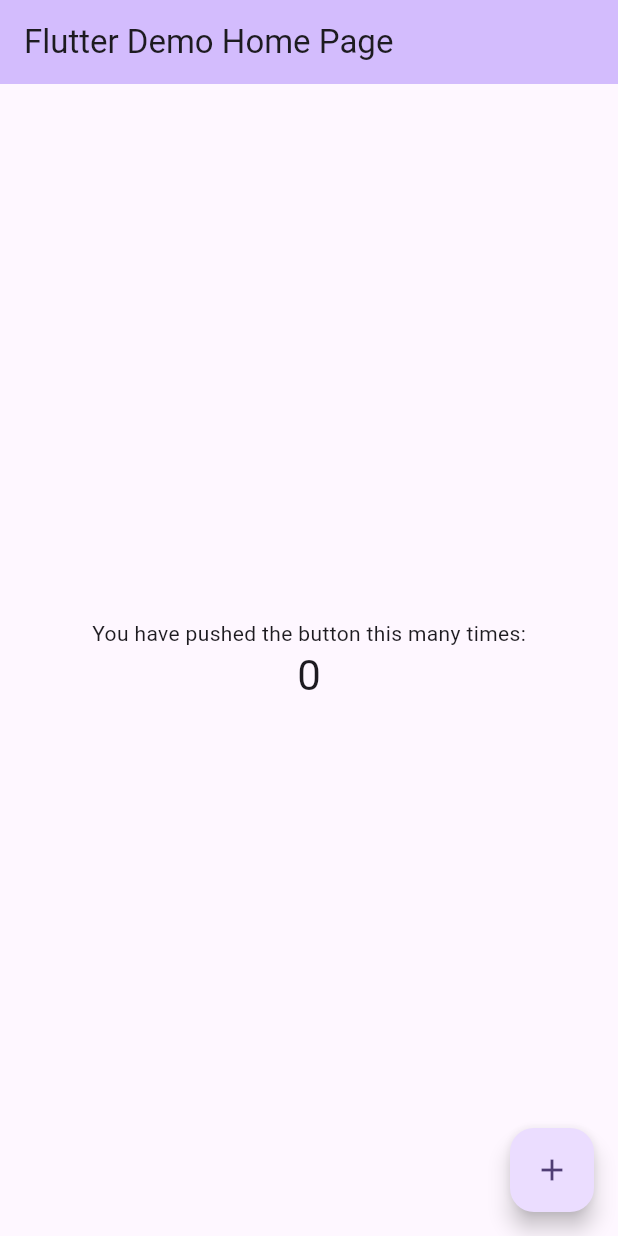
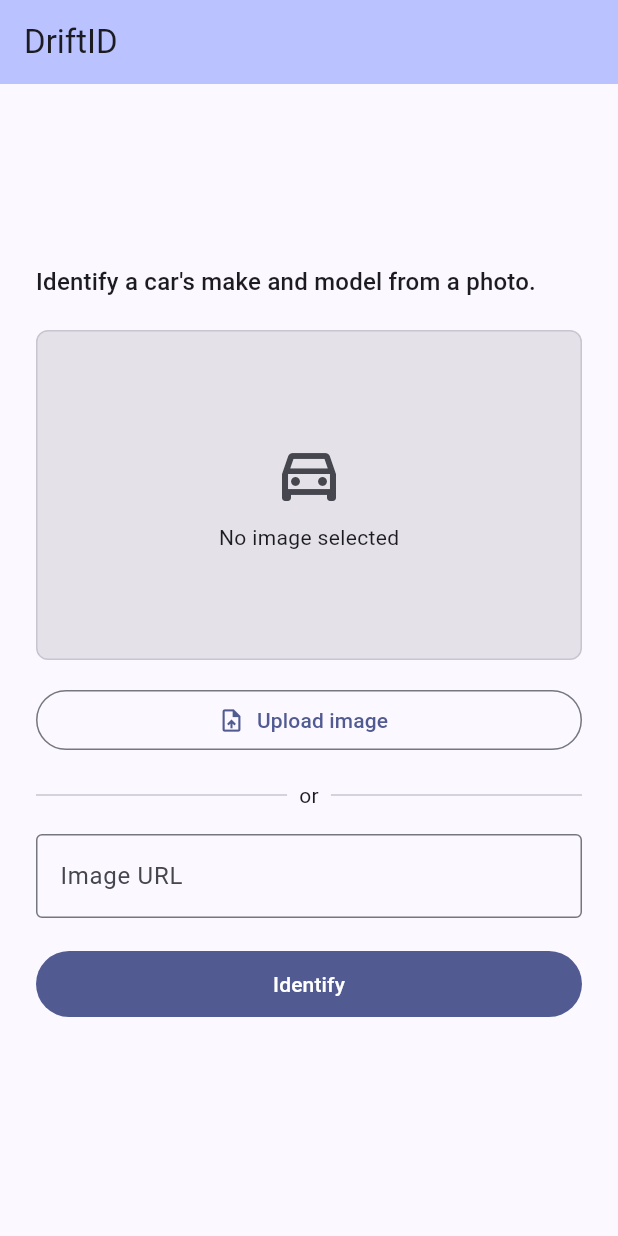
Before and after one commit to k13nNg/driftID, a Flutter app: the screen it shows after launch, on a phone screen of 412 x 824 dp. Run offline on Flutter 3.47's test engine with Material 3 defaults, Android fonts, the phone set to English and light mode, and no system bars; our stand-ins replace file_picker; project files that could hold a hidden picture were left out.

Commit message:
finish T003

```diff
--- a/ui/lib/main.dart
+++ b/ui/lib/main.dart
@@ -1,126 +1,24 @@
 import 'package:flutter/material.dart';
 
+import 'screens/home_screen.dart';
+
 void main() {
-  runApp(const MyApp());
+  runApp(const DriftIDApp());
 }
 
-class MyApp extends StatelessWidget {
-  const MyApp({super.key});
+class DriftIDApp extends StatelessWidget {
+  const DriftIDApp({super.key});
 
-  // This widget is the root of your application.
   @override
   Widget build(BuildContext context) {
     return MaterialApp(
-      title: 'Flutter Demo',
+      title: 'DriftID',
+      debugShowCheckedModeBanner: false,
       theme: ThemeData(
-        // This is the theme of your application.
-        //
-        // TRY THIS: Try running your application with "flutter run". You'll see
-        // the application has a purple toolbar. Then, without quitting the app,
-        // try changing the seedColor in the colorScheme below to Colors.green
-        // and then invoke "hot reload" (save your changes or press the "hot
-        // reload" button in a Flutter-supported IDE, or press "r" if you used
-        // the command line to start the app).
-        //
-        // Notice that the counter didn't reset back to zero; the application
-        // state is not lost during the reload. To reset the state, use hot
-        // restart instead.
-        //
-        // This works for code too, not just values: Most code changes can be
-        // tested with just a hot reload.
-        colorScheme: .fromSeed(seedColor: Colors.deepPurple),
+        useMaterial3: true,
+        colorScheme: ColorScheme.fromSeed(seedColor: Colors.indigo),
       ),
-      home: const MyHomePage(title: 'Flutter Demo Home Page'),
+      home: const HomeScreen(),
     );
   }
 }
-
-class MyHomePage extends StatefulWidget {
-  const MyHomePage({super.key, required this.title});
-
-  // This widget is the home page of your application. It is stateful, meaning
-  // that it has a State object (defined below) that contains fields that affect
-  // how it looks.
-
-  // This class is the configuration for the state. It holds the values (in this
-  // case the title) provided by the parent (in this case the App widget) and
-  // used by the build method of the State. Fields in a Widget subclass are
-  // always marked "final".
-
-  final String title;
-
-  @override
-  State<MyHomePage> createState() => _MyHomePageState();
-}
-
-class _MyHomePageState extends State<MyHomePage> {
-  int _counter = 0;
-
-  void _incrementCounter() {
-    setState(() {
-      // This call to setState tells the Flutter framework that something has
-      // changed in this State, which causes it to rerun the build method below
-      // so that the display can reflect the updated values. If we changed
-      // _counter without calling setState(), then the build method would not be
-      // called again, and so nothing would appear to happen.
-      _counter++;
-    });
-  }
-
-  @override
-  Widget build(BuildContext context) {
-    // This method is rerun every time setState is called, for instance as done
-    // by the _incrementCounter method above.
-    //
-    // The Flutter framework has been optimized to make rerunning build methods
-    // fast, so that you can just rebuild anything that needs updating rather
-    // than having to individually change instances of widgets.
-    return Scaffold(
-      appBar: AppBar(
-        // TRY THIS: Try changing the color here to a specific color (to
-        // Colors.amber, perhaps?) and trigger a hot reload to see the AppBar
-        // change color while the other colors stay the same.
-        backgroundColor: Theme.of(context).colorScheme.inversePrimary,
-        // Here we take the value from the MyHomePage object that was created by
-        // the App.build method, and use it to set our appbar title.
-        title: Text(widget.title),
-      ),
-      body: Center(
-        // Center is a layout widget. It takes a single child and positions it
-        // in the middle of the parent.
-        child: Column(
-          // Column is also a layout widget. It takes a list of children and
-          // arranges them vertically. By default, it sizes itself to fit its
-          // children horizontally, and tries to be as tall as its parent.
-          //
-          // Column has various properties to control how it sizes itself and
-          // how it positions its children. Here we use mainAxisAlignment to
-          // center the children vertically; the main axis here is the vertical
-          // axis because Columns are vertical (the cross axis would be
-          // horizontal).
-          //
-          // TRY THIS: Invoke "debug painting" (choose the "Toggle Debug Paint"
-          // action in the IDE, or press "p" in the console), to see the
-          // wireframe for each widget.
-          mainAxisAlignment: .center,
-          children: [
-            const Text('You have pushed the button this many times:'),
-            Text(
-              '$_counter',
-              style: Theme.of(context).textTheme.headlineMedium,
-            ),
-          ],
-        ),
-      ),
-      floatingActionButton: FloatingActionButton(
-        onPressed: _incrementCounter,
-        tooltip: 'Increment',
-        child: Semantics(
-          label: 'Increment counter',
-          button: true,
-          child: const Icon(Icons.add),
-        ),
-      ),
-    );
-  }
-}
--- /dev/null
+++ b/ui/lib/models/prediction.dart
@@ -0,0 +1,96 @@
+/// A single top-k result returned by the API: a raw class string plus a
+/// confidence in the range [0, 1].
+///
+/// Class strings follow the dataset convention
+/// `make_model-gen_startYear_endYear` (e.g. `audi_a7-gen_2010_2014`). The
+/// getters below parse that into human-readable fields for display (US-06),
+/// while always keeping the original string available as a fallback.
+class Prediction {
+  const Prediction({required this.className, required this.confidence});
+
+  final String className;
+  final double confidence;
+
+  factory Prediction.fromJson(Map<String, dynamic> json) {
+    return Prediction(
+      className: json['class'] as String? ?? '',
+      confidence: (json['confidence'] as num?)?.toDouble() ?? 0.0,
+    );
+  }
+
+  /// Confidence formatted as an easy-to-scan percentage, e.g. `42.0%`.
+  String get confidencePercent =>
+      '${(confidence * 100).toStringAsFixed(1)}%';
+
+  _ParsedLabel get _parsed => _ParsedLabel.parse(className);
+
+  /// Capitalized make, e.g. `Audi`. Falls back to the raw string.
+  String get make => _parsed.make;
+
+  /// Model with the trailing `-gen` marker stripped, e.g. `A7`.
+  String get model => _parsed.model;
+
+  /// Generation/year range when present, e.g. `2010–2014`, otherwise empty.
+  String get years => _parsed.years;
+
+  /// Primary line: make + model, e.g. `Audi A7`.
+  String get title {
+    final parts = [make, model].where((p) => p.isNotEmpty).join(' ');
+    return parts.isEmpty ? className : parts;
+  }
+
+  /// Secondary line: the year range, may be empty.
+  String get subtitle => years;
+}
+
+class _ParsedLabel {
+  const _ParsedLabel({
+    required this.make,
+    required this.model,
+    required this.years,
+  });
+
+  final String make;
+  final String model;
+  final String years;
+
+  static final RegExp _year = RegExp(r'^\d{4}$');
+
+  factory _ParsedLabel.parse(String raw) {
+    if (raw.isEmpty) {
+      return const _ParsedLabel(make: '', model: '', years: '');
+    }
+
+    final tokens = raw.split('_');
+
+    // Trailing 4-digit tokens form a start/end year range.
+    var end = tokens.length;
+    final yearTokens = <String>[];
+    while (end > 0 && _year.hasMatch(tokens[end - 1])) {
+      yearTokens.insert(0, tokens[end - 1]);
+      end--;
+    }
+
+    final head = tokens.sublist(0, end);
+    final make = head.isNotEmpty ? _titleCase(head.first) : '';
+    final modelTokens = head.length > 1 ? head.sublist(1) : <String>[];
+    final model = modelTokens
+        .map((t) => t.replaceAll('-gen', ''))
+        .map(_titleCase)
+        .where((t) => t.isNotEmpty)
+        .join(' ');
+
+    final years = yearTokens.join('–'); // en dash
+
+    return _ParsedLabel(make: make, model: model, years: years);
+  }
+
+  static String _titleCase(String value) {
+    // Keep model designations like "a7" mostly intact but capitalize words.
+    return value
+        .split('-')
+        .where((w) => w.isNotEmpty)
+        .map((w) => w[0].toUpperCase() + w.substring(1))
+        .join(' ');
+  }
+}
--- /dev/null
+++ b/ui/lib/screens/home_screen.dart
@@ -0,0 +1,216 @@
+import 'dart:typed_data';
+
+import 'package:file_picker/file_picker.dart';
+import 'package:flutter/material.dart';
+
+import '../models/prediction.dart';
+import '../services/api_client.dart';
+import '../widgets/image_preview.dart';
+import '../widgets/prediction_list.dart';
+
+/// One-line summary of what the app does (US-05). Mirrors the README intent.
+const String kAppTagline =
+    'Identify a car\'s make and model from a photo.';
+
+class HomeScreen extends StatefulWidget {
+  const HomeScreen({super.key, this.apiClient});
+
+  final ApiClient? apiClient;
+
+  @override
+  State<HomeScreen> createState() => _HomeScreenState();
+}
+
+class _HomeScreenState extends State<HomeScreen> {
+  late final ApiClient _api = widget.apiClient ?? ApiClient();
+  final TextEditingController _urlController = TextEditingController();
+
+  Uint8List? _bytes;
+  String? _filename;
+  String? _previewUrl;
+  bool _loading = false;
+  String? _error;
+  List<Prediction> _predictions = const [];
+
+  @override
+  void dispose() {
+    _urlController.dispose();
+    if (widget.apiClient == null) _api.close();
+    super.dispose();
+  }
+
+  Future<void> _pickImage() async {
+    final result = await FilePicker.platform.pickFiles(
+      type: FileType.image,
+      withData: true,
+    );
+    if (result == null || result.files.isEmpty) return;
+
+    final file = result.files.first;
+    if (file.bytes == null) {
+      setState(() => _error = 'Could not read that file. Please try another image.');
+      return;
+    }
+    setState(() {
+      _bytes = file.bytes;
+      _filename = file.name;
+      _previewUrl = null;
+      _predictions = const [];
+      _error = null;
+    });
+  }
+
+  Future<void> _identify() async {
+    final url = _urlController.text.trim();
+    final hasFile = _bytes != null;
+    final hasUrl = url.isNotEmpty;
+
+    if (!hasFile && !hasUrl) {
+      setState(() => _error = 'Upload an image or paste an image URL first.');
+      return;
+    }
+
+    setState(() {
+      _loading = true;
+      _error = null;
+      _predictions = const [];
+    });
+
+    try {
+      final List<Prediction> results;
+      if (hasFile) {
+        results = await _api.predictBytes(
+          _bytes!,
+          filename: _filename ?? 'upload.jpg',
+        );
+      } else {
+        results = await _api.predictUrl(url);
+        setState(() => _previewUrl = url);
+      }
+      setState(() => _predictions = results);
+    } on ApiException catch (e) {
+      setState(() => _error = e.message);
+    } catch (_) {
+      setState(() => _error = 'Something went wrong. Please try again.');
+    } finally {
+      if (mounted) setState(() => _loading = false);
+    }
+  }
+
+  @override
+  Widget build(BuildContext context) {
+    final theme = Theme.of(context);
+    return Scaffold(
+      appBar: AppBar(
+        title: const Text('DriftID'),
+        backgroundColor: theme.colorScheme.inversePrimary,
+      ),
+      body: Center(
+        child: ConstrainedBox(
+          constraints: const BoxConstraints(maxWidth: 640),
+          child: SingleChildScrollView(
+            padding: const EdgeInsets.all(24),
+            child: Column(
+              crossAxisAlignment: CrossAxisAlignment.stretch,
+              children: [
+                Semantics(
+                  header: true,
+                  child: Text(kAppTagline, style: theme.textTheme.titleMedium),
+                ),
+                const SizedBox(height: 20),
+                ImagePreview(bytes: _bytes, url: _previewUrl),
+                const SizedBox(height: 16),
+                OutlinedButton.icon(
+                  key: const Key('upload-button'),
+                  onPressed: _loading ? null : _pickImage,
+                  icon: const Icon(Icons.upload_file),
+                  label: const Text('Upload image'),
+                ),
+                if (_filename != null)
+                  Padding(
+                    padding: const EdgeInsets.only(top: 8),
+                    child: Text('Selected: $_filename',
+                        style: theme.textTheme.bodySmall),
+                  ),
+                const SizedBox(height: 16),
+                Row(children: [
+                  Expanded(child: Divider()),
+                  Padding(
+                    padding: EdgeInsets.symmetric(horizontal: 8),
+                    child: Text('or'),
+                  ),
+                  Expanded(child: Divider()),
+                ]),
+                const SizedBox(height: 16),
+                TextField(
+                  key: const Key('url-field'),
+                  controller: _urlController,
+                  enabled: !_loading,
+                  keyboardType: TextInputType.url,
+                  decoration: const InputDecoration(
+                    labelText: 'Image URL',
+                    hintText: 'https://example.com/car.jpg',
+                    border: OutlineInputBorder(),
+                  ),
+                  onChanged: (_) {
+                    if (_bytes != null) {
+                      setState(() {
+                        _bytes = null;
+                        _filename = null;
+                      });
+                    }
+                  },
+                  onSubmitted: (_) => _identify(),
+                ),
+                const SizedBox(height: 20),
+                FilledButton(
+                  key: const Key('identify-button'),
+                  onPressed: _loading ? null : _identify,
+                  child: const Padding(
+                    padding: EdgeInsets.symmetric(vertical: 12),
+                    child: Text('Identify'),
+                  ),
+                ),
+                const SizedBox(height: 24),
+                if (_loading)
+                  const Center(
+                    key: Key('loading-indicator'),
+                    child: Padding(
+                      padding: EdgeInsets.all(16),
+                      child: CircularProgressIndicator(),
+                    ),
+                  ),
+                if (_error != null)
+                  Semantics(
+                    liveRegion: true,
+                    child: Container(
+                      key: const Key('error-message'),
+                      padding: const EdgeInsets.all(12),
+                      decoration: BoxDecoration(
+                        color: theme.colorScheme.errorContainer,
+                        borderRadius: BorderRadius.circular(8),
+                      ),
+                      child: Row(children: [
+                        Icon(Icons.error_outline,
+                            color: theme.colorScheme.onErrorContainer),
+                        const SizedBox(width: 8),
+                        Expanded(
+                          child: Text(
+                            _error!,
+                            style: TextStyle(
+                                color: theme.colorScheme.onErrorContainer),
+                          ),
+                        ),
+                      ]),
+                    ),
+                  ),
+                if (_predictions.isNotEmpty)
+                  PredictionList(predictions: _predictions),
+              ],
+            ),
+          ),
+        ),
+      ),
+    );
+  }
+}
--- /dev/null
+++ b/ui/lib/services/api_client.dart
@@ -0,0 +1,100 @@
+import 'dart:convert';
+import 'dart:typed_data';
+
+import 'package:http/http.dart' as http;
+
+import '../models/prediction.dart';
+
+/// Thrown when a request fails. [message] is always safe to show to the user
+/// (no stack traces, no raw server internals).
+class ApiException implements Exception {
+  const ApiException(this.message);
+  final String message;
+
+  @override
+  String toString() => message;
+}
+
+/// Thin client over the FastAPI inference backend (T001).
+///
+/// Base URL defaults to `http://localhost:8000` and can be overridden at build
+/// time with `--dart-define=API_BASE_URL=https://...`.
+class ApiClient {
+  ApiClient({String? baseUrl, http.Client? client})
+      : baseUrl = baseUrl ?? _defaultBaseUrl,
+        _client = client ?? http.Client();
+
+  static const _defaultBaseUrl = String.fromEnvironment(
+    'API_BASE_URL',
+    defaultValue: 'http://localhost:8000',
+  );
+
+  final String baseUrl;
+  final http.Client _client;
+
+  /// Upload raw image [bytes] to `POST /predict` and return the top-[k] results.
+  Future<List<Prediction>> predictBytes(
+    Uint8List bytes, {
+    required String filename,
+    int k = 5,
+  }) async {
+    final uri = Uri.parse('$baseUrl/predict?k=$k');
+    final request = http.MultipartRequest('POST', uri)
+      ..files.add(http.MultipartFile.fromBytes('file', bytes, filename: filename));
+
+    try {
+      final streamed = await _client.send(request);
+      final response = await http.Response.fromStream(streamed);
+      return _parse(response);
+    } on ApiException {
+      rethrow;
+    } catch (_) {
+      throw const ApiException(
+        "Couldn't reach the server. Make sure the API is running and try again.",
+      );
+    }
+  }
+
+  /// Send [url] to `POST /predict-url` and return the top-[k] results.
+  Future<List<Prediction>> predictUrl(String url, {int k = 5}) async {
+    final uri = Uri.parse('$baseUrl/predict-url');
+    try {
+      final response = await _client.post(
+        uri,
+        headers: {'Content-Type': 'application/json'},
+        body: jsonEncode({'url': url, 'k': k}),
+      );
+      return _parse(response);
+    } on ApiException {
+      rethrow;
+    } catch (_) {
+      throw const ApiException(
+        "Couldn't reach the server. Make sure the API is running and try again.",
+      );
+    }
+  }
+
+  List<Prediction> _parse(http.Response response) {
+    if (response.statusCode == 200) {
+      final body = jsonDecode(response.body) as Map<String, dynamic>;
+      final raw = (body['predictions'] as List?) ?? const [];
+      return raw
+          .map((e) => Prediction.fromJson(e as Map<String, dynamic>))
+          .toList(growable: false);
+    }
+
+    // Surface the server's user-facing detail when available, otherwise a
+    // generic message. Never expose raw bodies / stack traces.
+    String detail;
+    try {
+      final body = jsonDecode(response.body) as Map<String, dynamic>;
+      detail = body['detail']?.toString() ??
+          (body['detail'] is List ? 'Invalid input.' : 'Something went wrong.');
+    } catch (_) {
+      detail = 'Something went wrong. Please try again.';
+    }
+    throw ApiException(detail);
+  }
+
+  void close() => _client.close();
+}
--- /dev/null
+++ b/ui/lib/widgets/image_preview.dart
@@ -0,0 +1,61 @@
+import 'dart:typed_data';
+
+import 'package:flutter/material.dart';
+
+/// Shows a preview of the image the user is about to identify — either picked
+/// bytes (upload) or a network image (URL). Falls back to a placeholder when
+/// nothing is selected (US-01).
+class ImagePreview extends StatelessWidget {
+  const ImagePreview({super.key, this.bytes, this.url});
+
+  /// Raw bytes of a picked file (takes precedence over [url]).
+  final Uint8List? bytes;
+
+  /// A remote image URL.
+  final String? url;
+
+  @override
+  Widget build(BuildContext context) {
+    final theme = Theme.of(context);
+    final hasImage = bytes != null || (url != null && url!.isNotEmpty);
+
+    return Container(
+      key: const Key('image-preview'),
+      height: 220,
+      decoration: BoxDecoration(
+        color: theme.colorScheme.surfaceContainerHighest,
+        borderRadius: BorderRadius.circular(8),
+        border: Border.all(color: theme.colorScheme.outlineVariant),
+      ),
+      clipBehavior: Clip.antiAlias,
+      alignment: Alignment.center,
+      child: hasImage ? _image() : _placeholder(theme),
+    );
+  }
+
+  Widget _image() {
+    if (bytes != null) {
+      return Image.memory(bytes!, fit: BoxFit.contain);
+    }
+    return Image.network(
+      url!,
+      fit: BoxFit.contain,
+      errorBuilder: (context, error, stackTrace) => _placeholder(
+        Theme.of(context),
+        message: 'Preview unavailable',
+      ),
+    );
+  }
+
+  Widget _placeholder(ThemeData theme, {String message = 'No image selected'}) {
+    return Column(
+      mainAxisAlignment: MainAxisAlignment.center,
+      children: [
+        Icon(Icons.directions_car_outlined,
+            size: 48, color: theme.colorScheme.onSurfaceVariant),
+        const SizedBox(height: 8),
+        Text(message, style: theme.textTheme.bodyMedium),
+      ],
+    );
+  }
+}
--- a/ui/pubspec.yaml
+++ b/ui/pubspec.yaml
@@ -34,6 +34,12 @@ dependencies:
   # The following adds the Cupertino Icons font to your application.
   # Use with the CupertinoIcons class for iOS style icons.
   cupertino_icons: ^1.0.8
+
+  # Talks to the FastAPI inference backend (T001).
+  http: ^1.2.2
+
+  # Cross-platform (incl. web) file picking for image uploads.
+  file_picker: ^8.1.4
 
 dev_dependencies:
   flutter_test:
```
Also changed, not shown: ui/lib/widgets/prediction_list.dart (added, +121 -0 lines), ui/demos/fixtures/sample-car.jpg (added), ui/pubspec.lock, 6 other files.
